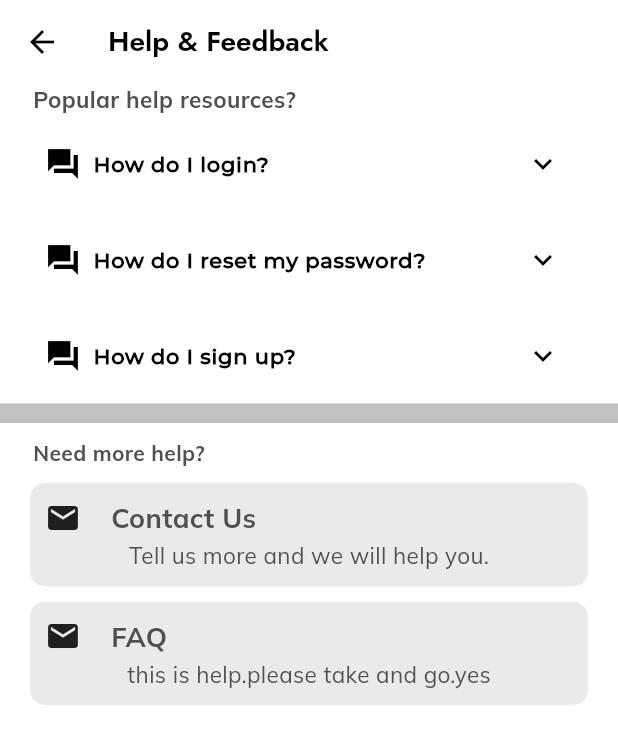
After one commit to MiKeStudi0/EduMike, a Flutter app: the HelpFeedbackPage screen opened directly, on a phone screen of 412 x 824 dp. The commit adds this screen. Shown: the top 744 px of the screen. Run offline on Flutter 3.47's test engine with Material 3 defaults, Android fonts, the phone set to English and light mode, and no system bars; our stand-ins replace cached_network_image, cloud_firestore, contacts_service, curved_navigation_bar, device_info_plus, file_picker and 13 more; missing offline and left inert: country_pickers, email_otp, flutter_cached_pdfview, flutter_email_sender; accounts and stored records are empty; network calls fail; project files that could hold a hidden picture were left out.

Commit message:
help centre

```diff
--- a/lib/main.dart
+++ b/lib/main.dart
@@ -1,6 +1,8 @@
 import 'package:device_info_plus/device_info_plus.dart';
 import 'package:edumike/firebase_options.dart';
 import 'package:firebase_core/firebase_core.dart';
+
+
 import 'package:flutter/material.dart';
 import 'package:flutter/services.dart';
 import 'core/app_export.dart';
--- /dev/null
+++ b/lib/screens/Homescreen/helpcenter_screen/helpcenter.dart
@@ -0,0 +1,174 @@
+import 'package:edumike/routes/app_routes.dart';
+import 'package:flutter/material.dart';
+
+class HelpFeedbackPage extends StatelessWidget {
+  final List<QuestionAnswer> faq = [
+    QuestionAnswer(
+      question: 'How do I login?',
+      answer:
+          'To login, click on the login button and enter your credentials.',
+    ),
+    QuestionAnswer(
+      question: 'How do I reset my password?',
+      answer:
+          'To reset your password, click on the "Forgot Password?" link on the login page and follow the instructions.',
+    ),
+    QuestionAnswer(
+      question: 'How do I sign up?',
+      answer:
+          'To sign up, click on the sign-up button and fill in the required information.',
+    ),
+  ];
+
+  @override
+  Widget build(BuildContext context) {
+    return Scaffold(
+      appBar: AppBar(
+        title: const Text('Help & Feedback'),
+      ),
+      body:
+       Column(
+        crossAxisAlignment: CrossAxisAlignment.stretch,
+        children: [
+          Container(padding: const EdgeInsets.only(left: 22),child:
+                    const Text('Popular help resources?',style: TextStyle(
+                        fontSize: 15.0,
+                        fontWeight: FontWeight.bold,
+                      ),),),
+
+          ListView.builder(
+            shrinkWrap: true,
+            itemCount: faq.length,
+            itemBuilder: (context, index) {
+              return _buildQuestionTile(faq[index]);
+            },
+          ),
+          Container(
+            height: 13.0,
+            color: const Color.fromARGB(255, 194, 193, 193),
+          ),
+          const SizedBox(height: 10.0),
+
+          Container(padding: const EdgeInsets.only(left: 22),child:
+                    const Text('Need more help?',style: TextStyle(
+                        fontSize: 14.0,
+                        fontWeight: FontWeight.bold,
+                      ),),),
+                     const SizedBox(height: 10.0),
+
+
+
+           GestureDetector(
+            onTap: () {
+              Navigator.pushNamed(context, AppRoutes.helpcareScreen);
+            },
+             child: Container(
+              margin: const EdgeInsets.symmetric(horizontal: 20.0),
+              padding: const EdgeInsets.all(10.0),
+              decoration: BoxDecoration(
+                color: const Color.fromARGB(255, 235, 234, 234),
+                borderRadius: BorderRadius.circular(10.0),
+              ),
+              child: const Column(
+                children: [
+
+                  Row(
+
+                    children: [
+                      Icon(Icons.email),
+                      SizedBox(width: 20.0),
+                      Text(
+                        'Contact Us',
+                        style: TextStyle(
+                          fontSize: 18.0,
+                          fontWeight: FontWeight.bold,
+                        ),
+                      ),
+                    ],
+                  ),
+                  SizedBox(height: 2.0),
+                  Text(
+                    'Tell us more and we will help you.',
+                    style: TextStyle(fontSize: 15.0),
+                  ),
+                ],
+              ),
+                       ),
+           ),
+            SizedBox(height: 10.0),
+
+          GestureDetector(
+            onTap: () {
+              Navigator.pushNamed(context, AppRoutes.helpcareScreen);
+            },
+             child: Container(
+              margin: const EdgeInsets.symmetric(horizontal: 20.0),
+              padding: const EdgeInsets.all(10.0),
+              decoration: BoxDecoration(
+                color: const Color.fromARGB(255, 235, 234, 234),
+                borderRadius: BorderRadius.circular(10.0),
+              ),
+              child: const Column(
+                children: [
+
+                  Row(
+
+                    children: [
+                      Icon(Icons.email),
+                      SizedBox(width: 20.0),
+                      Text(
+                        'FAQ',
+                        style: TextStyle(
+                          fontSize: 18.0,
+                          fontWeight: FontWeight.bold,
+                        ),
+                      ),
+                    ],
+                  ),
+                  SizedBox(height: 2.0),
+                  Text(
+                    'this is help.please take and go.yes',
+                    style: TextStyle(fontSize: 15.0),
+                  ),
+                ],
+              ),
+                       ),
+           ),
+        ],
+      ),
+    );
+  }
+
+  Widget _buildQuestionTile(QuestionAnswer questionAnswer) {
+    return Padding(
+      padding: const EdgeInsets.symmetric(horizontal: 14.0, vertical: 3.0),
+      child: ExpansionTile(
+        title: Row(
+          children: [
+            const Icon(Icons.question_answer_sharp),
+            const SizedBox(width: 8),
+            Expanded(
+              child: Text(
+                questionAnswer.question,
+                style: const TextStyle(fontSize: 14.0, fontWeight: FontWeight.bold),
+              ),
+            ),
+          ],
+        ),
+        children: <Widget>[
+          Padding(
+            padding: const EdgeInsets.only(left: 40.0, right: 8.0, bottom: 8.0),
+            child: Text(questionAnswer.answer),
+          ),
+        ],
+      ),
+    );
+  }
+}
+
+class QuestionAnswer {
+  final String question;
+  final String answer;
+
+  QuestionAnswer({required this.question, required this.answer});
+}
```
Also changed, not shown: lib/screens/Homescreen/profiles_page/profiles_page.dart (+29 -5 lines), lib/screens/Homescreen/security_screen/security_page.dart (added, +50 -0 lines).
